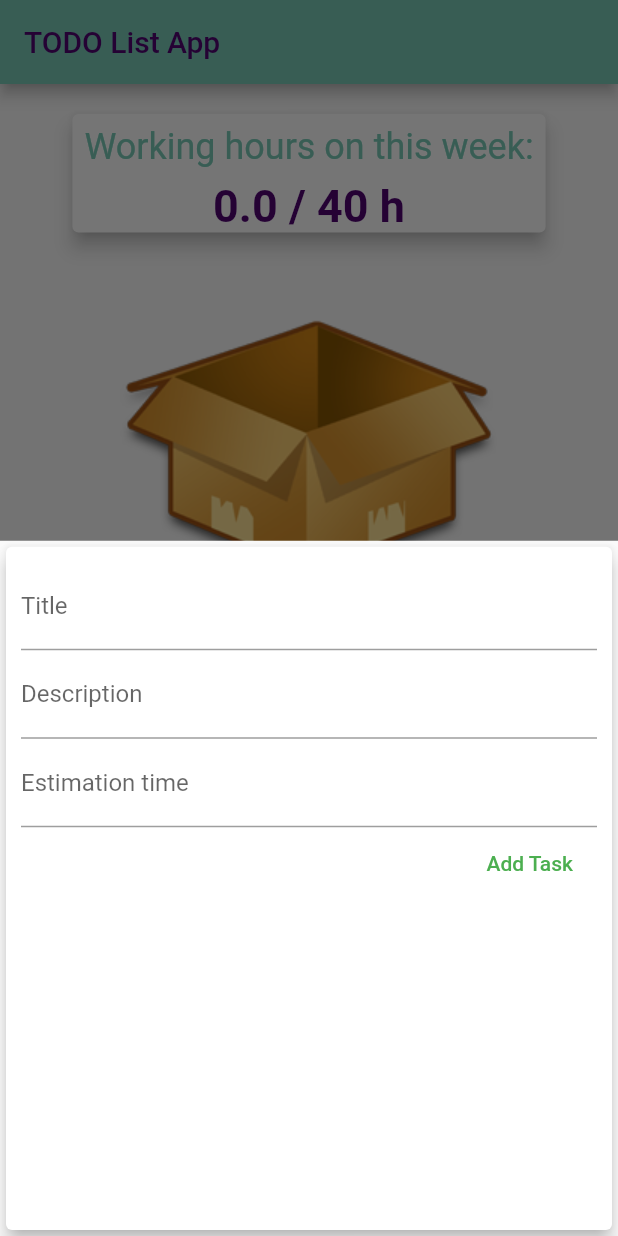
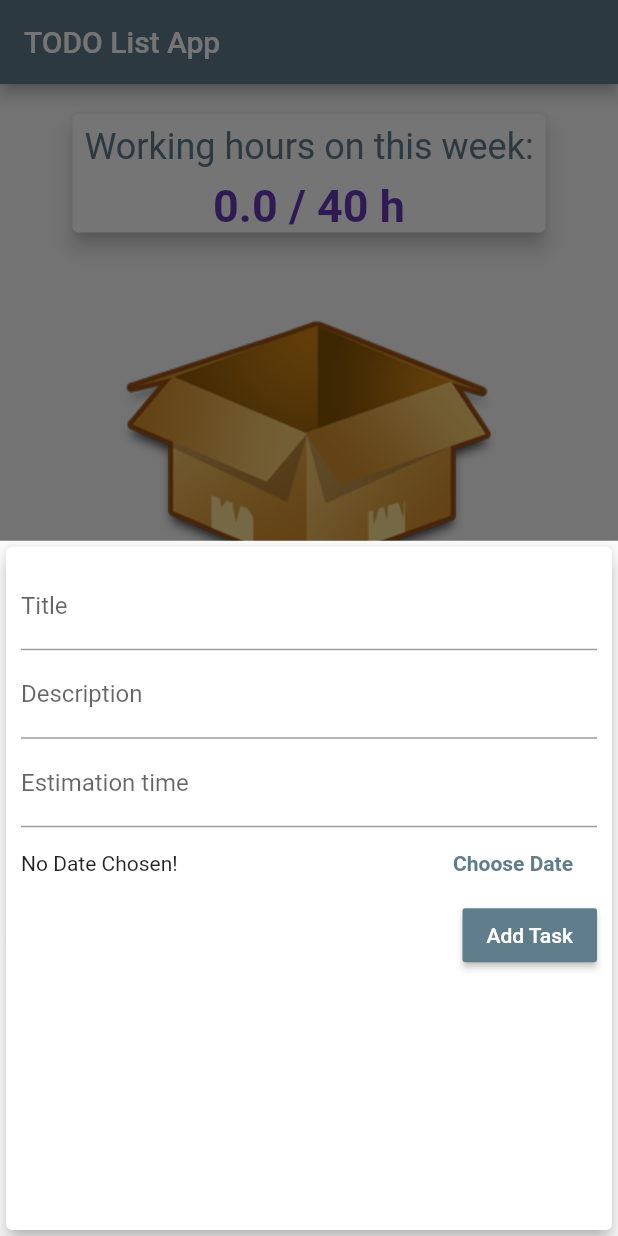
Before and after one commit to norberthanysz/flutterToDoApp, a Flutter app: the screen it shows after launch, after a tap on the "add" icon, on a phone screen of 412 x 824 dp. Run offline on Flutter 3.47's test engine with Material 2 defaults, Android fonts, the phone set to English and light mode, and no system bars.

Commit message:
0.4.0 ver - add date picker

```diff
--- a/lib/main.dart
+++ b/lib/main.dart
@@ -15,8 +15,8 @@ class MyApp extends StatelessWidget {
     return MaterialApp(
       title: "Flutter App",
       theme: ThemeData(
-        primaryColor: Color(0xff79cbb8),
-        accentColor: Color(0xff500472),
+        primarySwatch: Colors.blueGrey,
+        accentColor: Colors.deepPurple,
       ),
       home: MyHomePage(),
     );
@@ -29,30 +29,16 @@ class MyHomePage extends StatefulWidget {
 }
 
 class _MyHomePageState extends State<MyHomePage> {
-  final List<Task> _tasks = [
-    // Task(
-    //   id: "1",
-    //   title: "Task1",
-    //   description: "Description to task1",
-    //   time: 0.5,
-    //   date: DateTime.now(),
-    // ),
-    // Task(
-    //   id: "2",
-    //   title: "Task2",
-    //   description: "Description to task2",
-    //   time: 2,
-    //   date: DateTime.now(),
-    // ),
-  ];
+  final List<Task> _tasks = [];
 
-  void _addNewTask({String title, String description, double time}) {
+  void _addNewTask(
+      {String title, String description, double time, DateTime date}) {
     final newTask = Task(
       id: DateTime.now().toString(),
       title: title,
       description: description,
       time: time,
-      date: DateTime.now(),
+      date: date,
     );
 
     setState(() {
@@ -72,12 +58,7 @@ class _MyHomePageState extends State<MyHomePage> {
   Widget build(BuildContext context) {
     return Scaffold(
       appBar: AppBar(
-        title: Text(
-          "TODO List App",
-          style: TextStyle(
-            color: Theme.of(context).accentColor,
-          ),
-        ),
+        title: Text("TODO List App"),
       ),
       body: Column(
         children: <Widget>[
--- a/lib/widgets/newTask.dart
+++ b/lib/widgets/newTask.dart
@@ -1,4 +1,5 @@
 import 'package:flutter/material.dart';
+import 'package:intl/intl.dart';
 
 class NewTask extends StatefulWidget {
   final Function addNewTask;
@@ -11,15 +12,15 @@ class NewTask extends StatefulWidget {
 
 class _NewTaskState extends State<NewTask> {
   final titleController = TextEditingController();
+  final descriptionController = TextEditingController();
+  final timeController = TextEditingController();
+  DateTime _selectedDate;
 
-  final descriptionController = TextEditingController();
-
-  final timeController = TextEditingController();
-
-  void submitData() {
+  void _submitData() {
     if (titleController.text.isEmpty ||
         descriptionController.text.isEmpty ||
-        timeController.text.isEmpty) {
+        timeController.text.isEmpty ||
+        _selectedDate == null) {
       return;
     }
 
@@ -27,9 +28,28 @@ class _NewTaskState extends State<NewTask> {
       title: titleController.text,
       description: descriptionController.text,
       time: double.parse(timeController.text),
+      date: _selectedDate,
     );
 
     Navigator.of(context).pop();
+  }
+
+  void _presentDatePicker() {
+    showDatePicker(
+      context: context,
+      initialDate: DateTime.now(),
+      firstDate: DateTime.now(),
+      lastDate: DateTime(2021),
+    ).then((value) => {
+          if (value != null)
+            {
+              setState(
+                () {
+                  _selectedDate = value;
+                },
+              ),
+            },
+        });
   }
 
   @override
@@ -56,10 +76,32 @@ class _NewTaskState extends State<NewTask> {
               controller: timeController,
               keyboardType: TextInputType.number,
             ),
-            FlatButton(
+            Row(
+              children: <Widget>[
+                Expanded(
+                  child: Text(
+                    _selectedDate == null
+                        ? "No Date Chosen!"
+                        : "Picked date: ${DateFormat("dd-MM-yyyy").format(_selectedDate)}",
+                  ),
+                ),
+                FlatButton(
+                  textColor: Theme.of(context).primaryColor,
+                  child: Text(
+                    "Choose Date",
+                    style: TextStyle(
+                      fontWeight: FontWeight.bold,
+                    ),
+                  ),
+                  onPressed: _presentDatePicker,
+                ),
+              ],
+            ),
+            RaisedButton(
               child: Text("Add Task"),
-              textColor: Colors.green,
-              onPressed: submitData,
+              textColor: Colors.white,
+              color: Theme.of(context).primaryColor,
+              onPressed: _submitData,
             ),
           ],
         ),
--- a/lib/widgets/summary.dart
+++ b/lib/widgets/summary.dart
@@ -11,10 +11,8 @@ class Summary extends StatelessWidget {
     double totalHours = 0;
 
     for (var i = 0; i < _tasks.length; i++) {
-      if ((_tasks[i].date.day >= DateTime.now().day &&
-              _tasks[i].date.day <= (DateTime.now().day + 5)) &&
-          _tasks[i].date.month == DateTime.now().month &&
-          _tasks[i].date.year == DateTime.now().year) {
+      var today = DateTime.now();
+      if (_tasks[i].date.isBefore(today.add(Duration(days: 6)))) {
         totalHours += _tasks[i].time;
       }
     }
```
